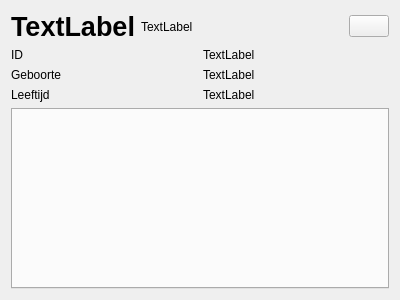
niknetniko/opa, file src/person_detail/person_detail_view.ui: the form before one commit.
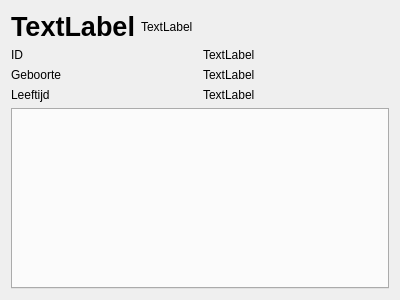
The form after the commit. Custom widgets are drawn as their Qt base class.

```diff
--- a/src/person_detail/person_detail_view.ui
+++ b/src/person_detail/person_detail_view.ui
@@ -50,9 +50,9 @@
        </property>
       </spacer>
      </item>
-     <item>
-      <widget class="KIconButton" name="editButton"/>
-     </item>
+<!--     <item>-->
+<!--      <widget class="KIconButton" name="editButton"/>-->
+<!--     </item>-->
     </layout>
    </item>
    <item>
```
Left out of the diff: 4 changed lines with no effect on the pictures.
